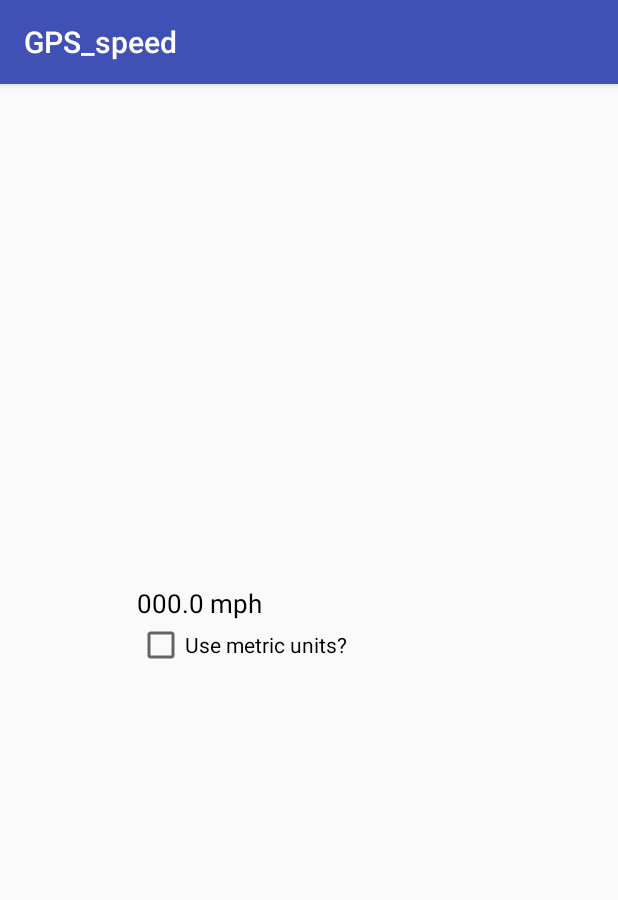
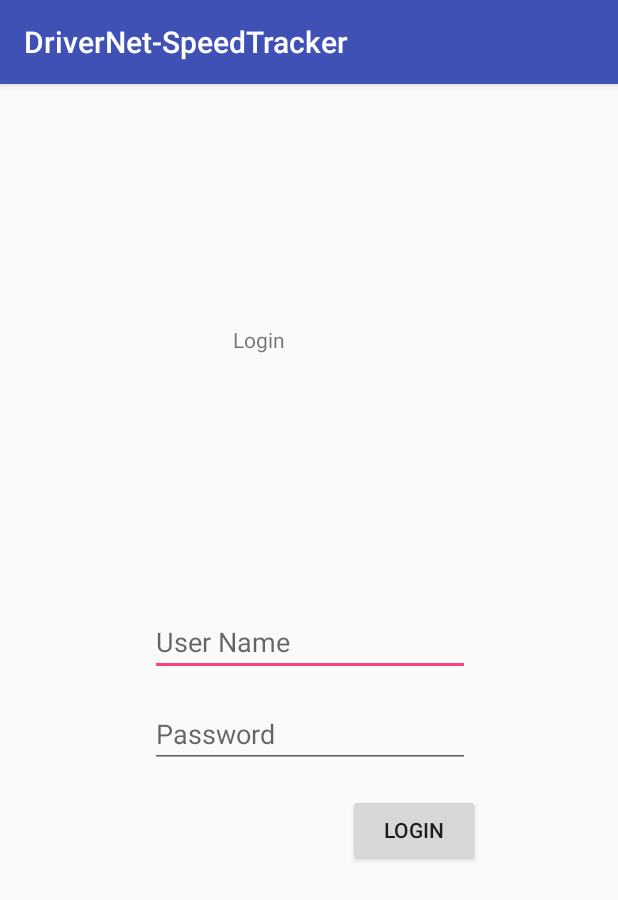
Before and after one commit to Cristian-Florin-Rotaru/DriveTracking, an Android app: the screen it shows after launch (MainActivity before the commit, LoginActivity after it), on a phone screen of 412 x 824 dp. Shown: the top 900 px of the screen. Run offline under Robolectric (Android 15) with nearby library versions, the phone set to English and light mode, and no system bars.

```diff
--- a/app/src/main/java/com/example/gps/gps_speed/CLocation.java
+++ b/app/src/main/java/com/example/gps/gps_speed/CLocation.java
@@ -4,7 +4,7 @@ import android.location.Location;
 
 public class CLocation extends Location {
 
-    private boolean bUseMetricUnits = false;
+    private boolean bUseMetricUnits = true;
 
     public CLocation(Location location){
         this(location, true);
@@ -67,11 +67,11 @@ public class CLocation extends Location {
     public float getSpeed() {
 
         //convert from metres/second to km/hour
-        float nSpeed = super.getSpeed() * 3.6f;
+        float nSpeed = super.getSpeed();
         if(!this.getUseMetricUnits())
         {
             //Convert metres/second to miles/hour
-            nSpeed = nSpeed * 2.2369362920544f/3.6f;
+            nSpeed = nSpeed * 2.2369362920544f;
         }
         return nSpeed;
     }
--- /dev/null
+++ b/app/src/main/java/com/example/gps/gps_speed/LoginActivity.java
@@ -0,0 +1,41 @@
+package com.example.gps.gps_speed;
+
+import android.content.Intent;
+import android.content.SharedPreferences;
+import android.os.Bundle;
+import android.support.v7.app.AppCompatActivity;
+import android.view.View;
+import android.widget.EditText;
+
+public class LoginActivity extends AppCompatActivity {
+
+    EditText UsernameEt, PasswordEt;
+    private int UserID;
+    private String UserName;
+    @Override
+    protected void onCreate(Bundle savedInstanceState) {
+        //Checks for Location and Internet access permission and asks for it if it was not granted
+        PermissionRequest permReq = new PermissionRequest(this);
+        permReq.locPermissionCheck();
+
+        super.onCreate(savedInstanceState);
+        setContentView(R.layout.login_activity);
+        UsernameEt = findViewById(R.id.usernameTxtField);
+        PasswordEt = findViewById(R.id.passwordField);
+
+        SharedPreferences pref = this.getSharedPreferences("Login_Preference", MODE_PRIVATE);
+        UserID=pref.getInt("UserID", 0);                // get UserID of the user that logged in as an Integer
+        if (UserID > 0) {
+            this.startActivity(new Intent(this, MainActivity.class));
+            finish();
+        }
+    }
+
+    public void onLogin(View view) {
+        String username = UsernameEt.getText().toString();
+        String password = PasswordEt.getText().toString();
+        String type = "login";
+        LoginAsync loginAsync = new LoginAsync(this);
+        loginAsync.execute(type, username, password);
+    }
+}
--- a/app/src/main/res/layout/activity_main.xml
+++ b/app/src/main/res/layout/activity_main.xml
@@ -6,46 +6,77 @@
     android:layout_height="fill_parent"
     android:orientation="vertical">
 
-    <GridLayout
-        android:id="@+id/gridLayout"
-        android:layout_width="230dp"
-        android:layout_height="98dp"
+
+    <LinearLayout
+        android:layout_width="328dp"
+        android:layout_height="449dp"
         android:layout_marginBottom="8dp"
         android:layout_marginEnd="8dp"
+        android:layout_marginLeft="8dp"
+        android:layout_marginRight="8dp"
         android:layout_marginStart="8dp"
         android:layout_marginTop="8dp"
-        android:columnCount="1"
+        android:orientation="vertical"
         app:layout_constraintBottom_toBottomOf="parent"
         app:layout_constraintEnd_toEndOf="parent"
         app:layout_constraintStart_toStartOf="parent"
-        app:layout_constraintTop_toTopOf="parent"
-        app:layout_constraintVertical_bias="0.498">
+        app:layout_constraintTop_toTopOf="parent">
 
         <TextView
-            android:id="@+id/txtCurrentSpeed"
-            android:layout_width="wrap_content"
-            android:layout_height="wrap_content"
-            android:text="000.0 miles/hour"
-            android:textSize="17dp"
-            android:textAppearance="?android:attr/textAppearanceLarge"
-            tools:layout_editor_absoluteX="0dp"
-            tools:layout_editor_absoluteY="122dp" />
+            android:id="@+id/userTxtView"
+            android:layout_width="match_parent"
+            android:layout_height="50dp"
+            android:textSize="15dp"
+            android:text="@+id/userTxtView" />
 
-        <CheckBox
-            android:id="@+id/chkMetricUnits"
-            android:layout_width="wrap_content"
-            android:layout_height="wrap_content"
-            android:text="Use metric units?"
-            tools:layout_editor_absoluteX="133dp"
-            tools:layout_editor_absoluteY="200dp" />
+        <TextView
+            android:id="@+id/speedTxtView"
+            android:layout_width="match_parent"
+            android:layout_height="50dp"
+            android:textSize="15dp"
+            android:text="@+id/speedTxtView" />
 
+        <TextView
+            android:id="@+id/latTxtView"
+            android:layout_width="match_parent"
+            android:layout_height="50dp"
+            android:textSize="15dp"
+            android:text="@+id/latTxtView" />
 
-    </GridLayout>
+        <TextView
+            android:id="@+id/longTxtView"
+            android:layout_width="match_parent"
+            android:layout_height="50dp"
+            android:textSize="15dp"
+            android:text="@+id/longTxtView" />
 
-    <RadioGroup
-        android:layout_width="wrap_content"
-        android:layout_height="wrap_content"
-        tools:layout_editor_absoluteX="16dp"
-        tools:layout_editor_absoluteY="206dp" />
+        <TextView
+            android:id="@+id/spdLimitTxtView"
+            android:layout_width="match_parent"
+            android:layout_height="50dp"
+            android:textSize="15dp"
+            android:text="@+id/spdLimitTxtView" />
 
+        <TextView
+            android:id="@+id/lastSpdTxtView"
+            android:layout_width="match_parent"
+            android:layout_height="50dp"
+            android:textSize="15dp"
+            android:text="@+id/lastSpdTxtView" />
+
+        <EditText
+            android:id="@+id/txtFieldTest"
+            android:layout_width="match_parent"
+            android:hint="a or b or s"
+            android:ems="10"
+            android:layout_height="50dp"
+            android:inputType="textPersonName" />
+
+        <Button
+            android:id="@+id/testButton"
+            android:layout_width="229dp"
+            android:layout_height="50dp"
+            android:text="@+id/lastSpdTxtView"
+            android:onClick="onTest"/>
+    </LinearLayout>
 </android.support.constraint.ConstraintLayout>
--- /dev/null
+++ b/app/src/main/res/layout/login_activity.xml
@@ -0,0 +1,80 @@
+<?xml version="1.0" encoding="utf-8"?>
+<android.support.constraint.ConstraintLayout
+    xmlns:android="http://schemas.android.com/apk/res/android"
+    xmlns:app="http://schemas.android.com/apk/res-auto"
+    xmlns:tools="http://schemas.android.com/tools"
+    android:layout_width="match_parent"
+    android:layout_height="match_parent">
+
+    <TextView
+        android:id="@+id/loginView"
+        android:layout_width="101dp"
+        android:layout_height="43dp"
+        android:layout_marginBottom="8dp"
+        android:layout_marginEnd="8dp"
+        android:layout_marginLeft="8dp"
+        android:layout_marginRight="8dp"
+        android:layout_marginStart="8dp"
+        android:layout_marginTop="8dp"
+        android:text="@string/loginTxtView"
+        app:layout_constraintBottom_toTopOf="@+id/usernameTxtField"
+        app:layout_constraintEnd_toEndOf="parent"
+        app:layout_constraintHorizontal_bias="0.501"
+        app:layout_constraintStart_toStartOf="parent"
+        app:layout_constraintTop_toTopOf="parent"
+        app:layout_constraintVertical_bias="0.526" />
+
+    <EditText
+        android:id="@+id/usernameTxtField"
+        android:layout_width="wrap_content"
+        android:layout_height="wrap_content"
+        android:layout_marginBottom="16dp"
+        android:layout_marginEnd="8dp"
+        android:layout_marginLeft="8dp"
+        android:layout_marginRight="8dp"
+        android:layout_marginStart="8dp"
+        android:ems="10"
+        android:hint="@string/usernameTxtField"
+        android:inputType="textPersonName"
+        app:layout_constraintBottom_toTopOf="@+id/passwordField"
+        app:layout_constraintEnd_toEndOf="parent"
+        app:layout_constraintHorizontal_bias="0.503"
+        app:layout_constraintStart_toStartOf="parent" />
+
+    <EditText
+        android:id="@+id/passwordField"
+        android:layout_width="wrap_content"
+        android:layout_height="wrap_content"
+        android:layout_marginBottom="312dp"
+        android:layout_marginEnd="8dp"
+        android:layout_marginLeft="8dp"
+        android:layout_marginRight="8dp"
+        android:layout_marginStart="8dp"
+        android:ems="10"
+        android:hint="@string/passwordField"
+        android:inputType="textPassword"
+        app:layout_constraintBottom_toBottomOf="parent"
+        app:layout_constraintEnd_toEndOf="parent"
+        app:layout_constraintHorizontal_bias="0.503"
+        app:layout_constraintStart_toStartOf="parent" />
+
+    <Button
+        android:id="@+id/loginButton"
+        android:layout_width="wrap_content"
+        android:layout_height="wrap_content"
+        android:layout_marginBottom="100dp"
+        android:layout_marginEnd="8dp"
+        android:layout_marginLeft="8dp"
+        android:layout_marginRight="8dp"
+        android:layout_marginStart="8dp"
+        android:layout_marginTop="8dp"
+        android:onClick="onLogin"
+        android:text="@string/loginButton"
+        app:layout_constraintBottom_toBottomOf="parent"
+        app:layout_constraintEnd_toEndOf="parent"
+        app:layout_constraintHorizontal_bias="0.728"
+        app:layout_constraintStart_toStartOf="parent"
+        app:layout_constraintTop_toBottomOf="@+id/passwordField"
+        app:layout_constraintVertical_bias="0.058" />
+
+</android.support.constraint.ConstraintLayout>
--- a/app/src/main/res/values/strings.xml
+++ b/app/src/main/res/values/strings.xml
@@ -1,3 +1,17 @@
 <resources>
-    <string name="app_name">GPS_speed</string>
+    <string name="app_name">DriverNet-SpeedTracker</string>
+    <string name="userName">User Name</string>
+    <string name="loginTxtView">Login</string>
+    <string name="usernameTxtField">User Name</string>
+    <string name="loginButton">Login</string>
+    <string name="passwordField">Password</string>
+    <string name="userTxtView">Username:</string>
+    <string name="speedTxtView">Speed:</string>
+    <string name="latTxtView">Latitude:</string>
+    <string name="longTxtView">Longitude</string>
+    <string name="spdLimitTxtView">Current speed limit:</string>
+    <string name="lastSpdTxtView">Last known speed limit:</string>
+    <string name="logoutButton">Log out</string>
+    <string name="testButton">Test Log</string>
+
 </resources>
--- a/build.gradle
+++ b/build.gradle
@@ -1,12 +1,14 @@
 // Top-level build file where you can add configuration options common to all sub-projects/modules.
 
 buildscript {
+    ext.kotlin_version = '1.2.31'
     repositories {
         jcenter()
         google()
     }
     dependencies {
-        classpath 'com.android.tools.build:gradle:3.0.1'
+        classpath 'com.android.tools.build:gradle:3.1.1'
+        classpath "org.jetbrains.kotlin:kotlin-gradle-plugin:$kotlin_version"
 
         // NOTE: Do not place your application dependencies here; they belong
         // in the individual module build.gradle files
```
Also changed, not shown: app/build.gradle (+7 -2 lines), app/src/main/AndroidManifest.xml (+6 -2 lines), app/src/main/java/com/example/gps/gps_speed/AggroDetect.java (+75 -6 lines), app/src/main/java/com/example/gps/gps_speed/HarshLogAsync.java (added, +107 -0 lines), app/src/main/java/com/example/gps/gps_speed/LoginAsync.java (added, +120 -0 lines), app/src/main/java/com/example/gps/gps_speed/MainActivity.java (+79 -53 lines), app/src/main/res/menu/menu.xml (added, +11 -0 lines), gradle/wrapper/gradle-wrapper.properties.
